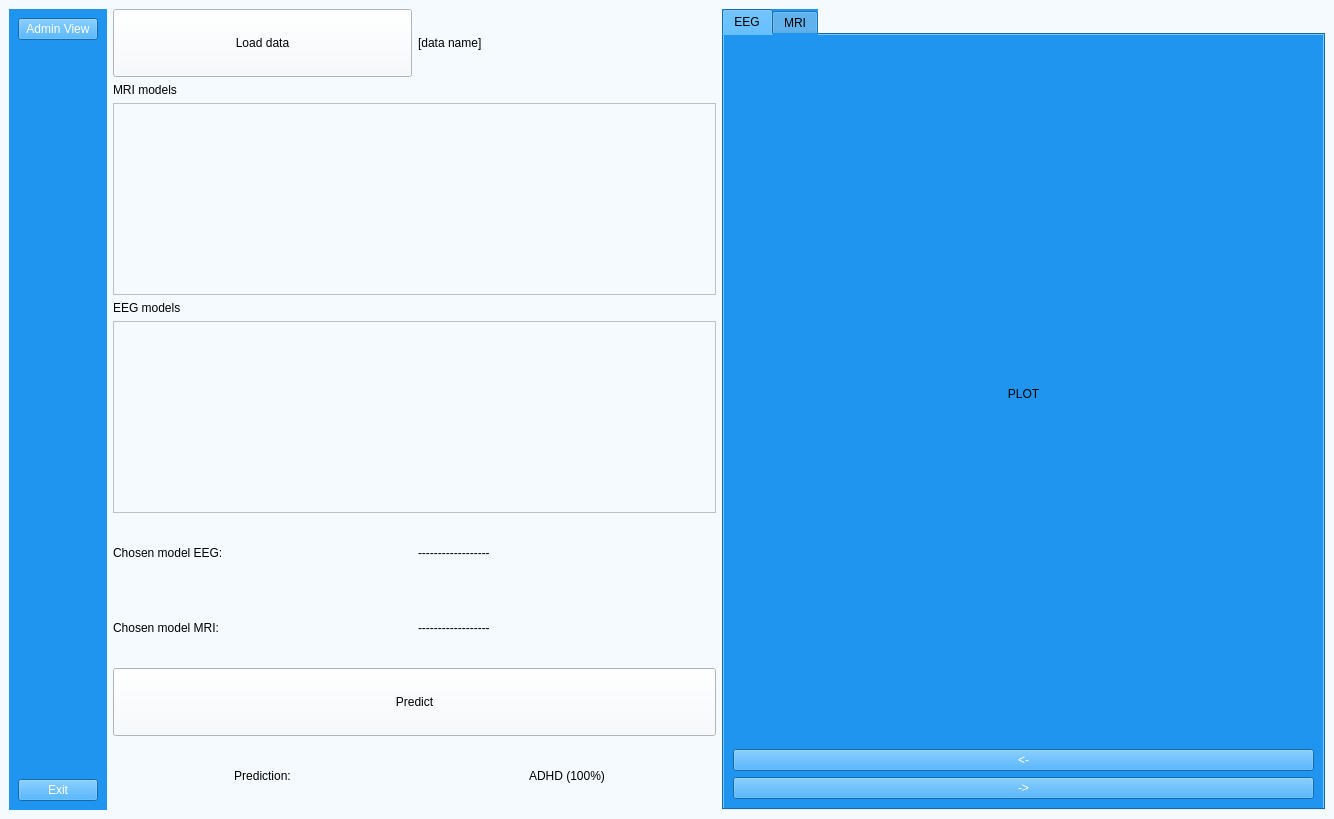
Qt form UI/doctorView1.ui (matimusial/ADHDPredictorApp) before a commit.
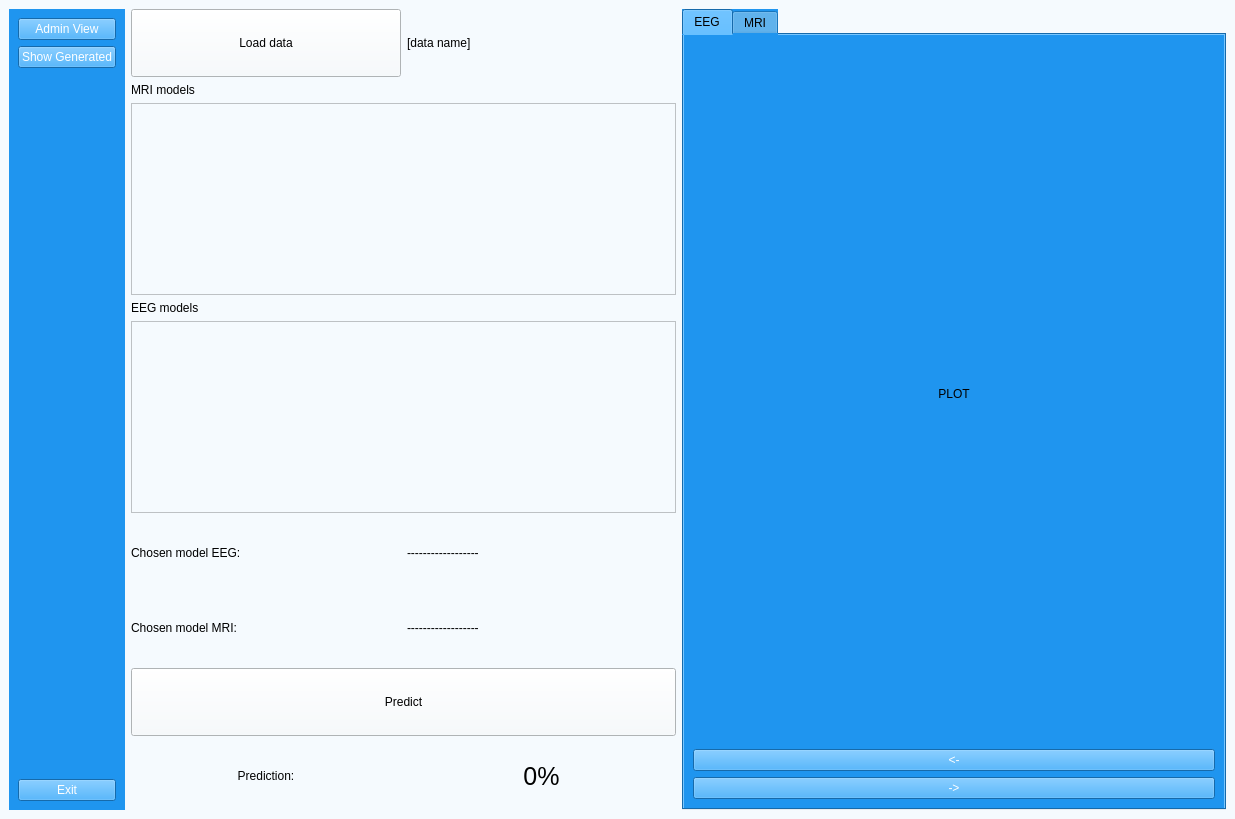
The same form after that commit.

What changed in the file:
```diff
--- a/UI/doctorView1.ui
+++ b/UI/doctorView1.ui
@@ -6,7 +6,7 @@
    <rect>
     <x>0</x>
     <y>0</y>
-    <width>1334</width>
+    <width>1235</width>
     <height>819</height>
    </rect>
   </property>
@@ -48,6 +48,13 @@
            </property>
           </widget>
          </item>
+         <item>
+          <widget class="QPushButton" name="showGenerated">
+           <property name="text">
+            <string>Show Generated</string>
+           </property>
+          </widget>
+         </item>
          <item>
           <spacer name="verticalSpacer_2">
            <property name="orientation">
@@ -253,8 +260,11 @@
               <verstretch>0</verstretch>
              </sizepolicy>
             </property>
+            <property name="styleSheet">
+             <string notr="true">font-size: 25px;</string>
+            </property>
             <property name="text">
-             <string>ADHD (100%)</string>
+             <string>0%</string>
             </property>
             <property name="alignment">
              <set>Qt::AlignCenter</set>
```
